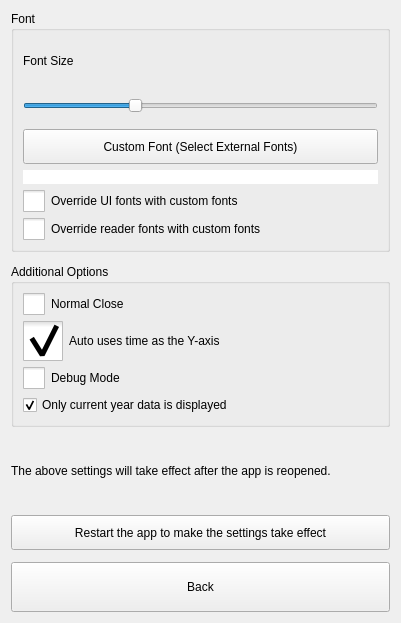
Qt form src/Preferences.ui (ic005k/Knot-Legacy) before a commit.
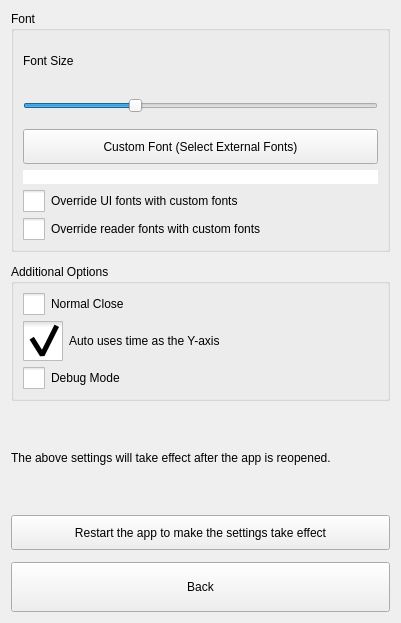
The same form after that commit. Icons and pictures are not drawn.

Patch:
```diff
--- a/src/Preferences.ui
+++ b/src/Preferences.ui
@@ -205,16 +205,6 @@
         </property>
        </widget>
       </item>
-      <item>
-       <widget class="QCheckBox" name="chkShowCY">
-        <property name="text">
-         <string>Only current year data is displayed</string>
-        </property>
-        <property name="checked">
-         <bool>true</bool>
-        </property>
-       </widget>
-      </item>
      </layout>
     </widget>
    </item>
```
